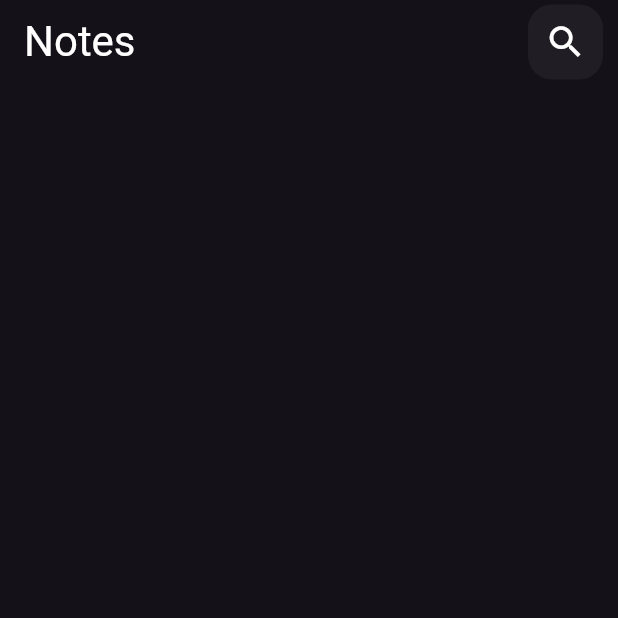
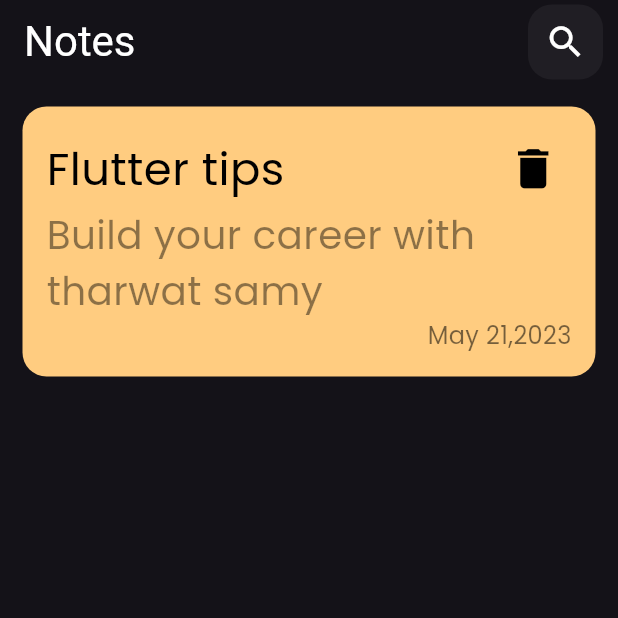
Before and after one commit to Aelna9dy/Notes-View, a Flutter app: the screen it shows after launch, on a phone screen of 412 x 824 dp, the top half of it. Run offline on Flutter 3.47's test engine with Material 3 defaults, Android fonts, the phone set to English and light mode, and no system bars; our stand-ins replace google_fonts.

Commit message:
first comment Create NotesView and Add Theme Create appBare Create Notes Items

```diff
--- a/lib/Views/notes_view.dart
+++ b/lib/Views/notes_view.dart
@@ -1,4 +1,5 @@
 import 'package:flutter/material.dart';
+import 'package:notes_app/Views/widget/custom_node_item.dart';
 
 class NotesView extends StatelessWidget {
   static const String routeName = "notes_view";
@@ -28,10 +29,19 @@ class NotesView extends StatelessWidget {
               size: 28,
             ),
           ),
-          const SizedBox(width: 10,)
+          const SizedBox(
+            width: 10,
+          )
         ],
       ),
-      body: Column(),
+      body: const Padding(
+        padding: EdgeInsets.all(15.0),
+        child: Column(
+          children: [
+            CustomNoteItems(),
+          ],
+        ),
+      ),
     );
   }
 }
--- /dev/null
+++ b/lib/Views/widget/custom_node_item.dart
@@ -0,0 +1,79 @@
+import 'package:flutter/material.dart';
+import 'package:google_fonts/google_fonts.dart';
+
+class CustomNoteItems extends StatelessWidget {
+  const CustomNoteItems({super.key});
+
+  @override
+  Widget build(BuildContext context) {
+    return Container(
+      padding: const EdgeInsets.all(16),
+      decoration: BoxDecoration(
+        color: const Color(0xffFFCC80),
+        borderRadius: BorderRadius.circular(16),
+      ),
+      child: Column(
+        crossAxisAlignment: CrossAxisAlignment.end,
+        children: [
+          Column(
+            crossAxisAlignment: CrossAxisAlignment.start,
+            children: [
+              Row(
+                children: [
+                  Text(
+                    "Flutter tips",
+                    style: GoogleFonts.poppins(
+                      fontSize: 30,
+                      color: Colors.black,
+                    ),
+                  ),
+                  const Spacer(),
+                  IconButton(
+                    onPressed: () {},
+                    icon: const Icon(
+                      Icons.delete,
+                      color: Colors.black,
+                      size: 35,
+                    ),
+                  ),
+                ],
+              ),
+              Text(
+                "Build your career with tharwat samy",
+                style: GoogleFonts.poppins(
+                  fontSize: 26,
+                  color: Colors.black45,
+                ),
+              ),
+            ],
+          ),
+          Text(
+            "May 21,2023",
+            style: GoogleFonts.poppins(
+              fontSize: 16,
+              color: Colors.black54,
+            ),
+          ),
+        ],
+      ),
+    );
+  }
+}
+/*ListTile(
+            title: Text(
+              "Flutter tips",
+              style: TextStyle(
+                fontSize: 26,
+                color: Colors.black,
+              ),
+            ),
+            subtitle: Text(
+              "Build your career with tharwat samy",
+              style: TextStyle(
+                fontSize: 24,
+                color: Colors.black45,
+              ),
+            ),
+
+
+          ),*/
--- a/pubspec.yaml
+++ b/pubspec.yaml
@@ -35,6 +35,7 @@ dependencies:
   # The following adds the Cupertino Icons font to your application.
   # Use with the CupertinoIcons class for iOS style icons.
   cupertino_icons: ^1.0.2
+  google_fonts: ^6.1.0
 
 dev_dependencies:
   flutter_test:
```
Also changed, not shown: pubspec.lock, 1 other file.
